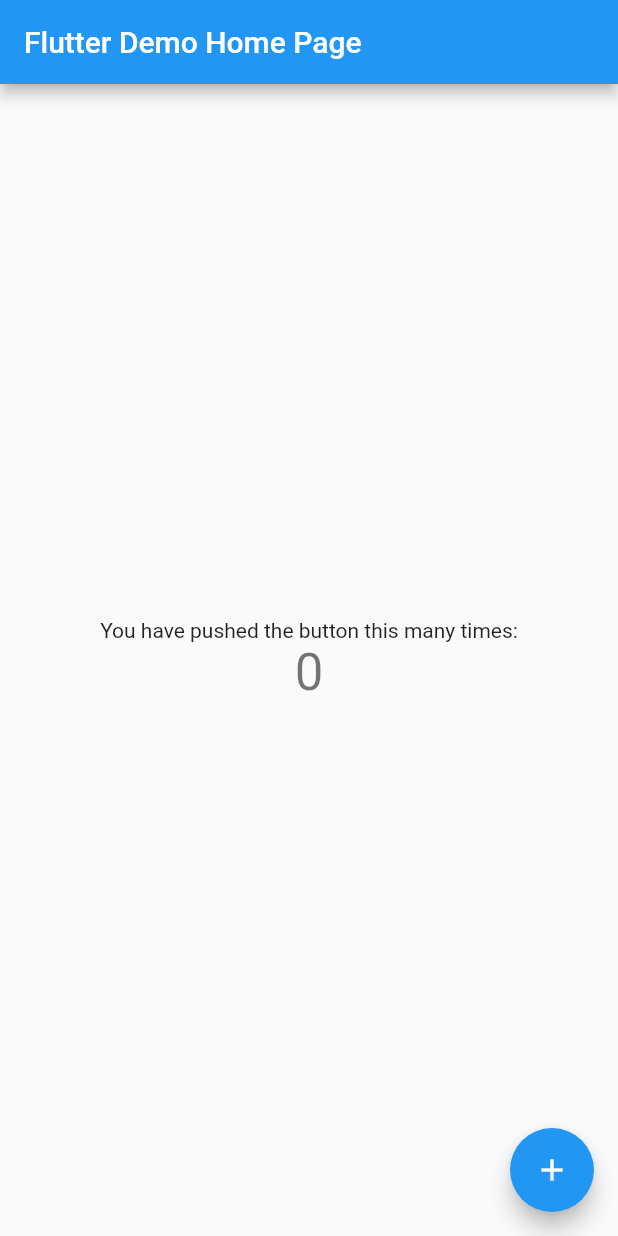
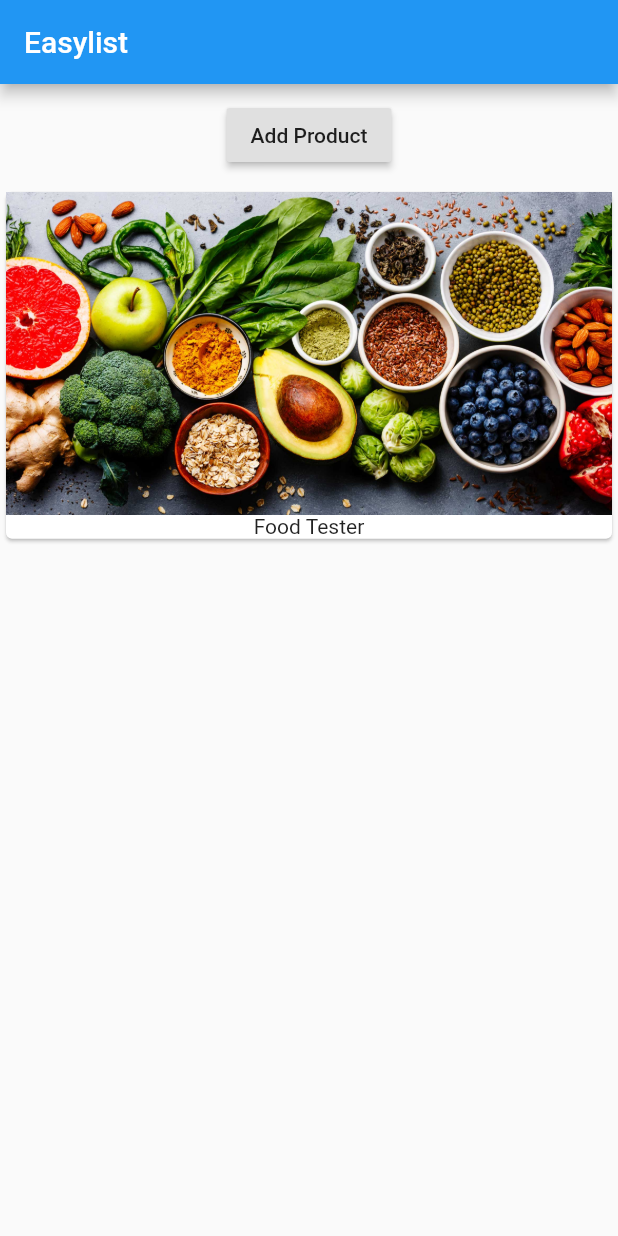
Before and after one commit to SoksanSerey/first_app_flutter, a Flutter app: the screen it shows after launch, on a phone screen of 412 x 824 dp. Run offline on Flutter 3.47's test engine with Material 2 defaults, Android fonts, the phone set to English and light mode, and no system bars.

Commit message:
split the code into multiple file base on its function

```diff
--- a/lib/main.dart
+++ b/lib/main.dart
@@ -1,111 +1,20 @@
 import 'package:flutter/material.dart';
 
-void main() => runApp(MyApp());
+import './product_manager.dart';
+
+void main(List<String> args) {
+  runApp(MyApp());
+}
 
 class MyApp extends StatelessWidget {
-  // This widget is the root of your application.
   @override
   Widget build(BuildContext context) {
     return MaterialApp(
-      title: 'Flutter Demo',
-      theme: ThemeData(
-        // This is the theme of your application.
-        //
-        // Try running your application with "flutter run". You'll see the
-        // application has a blue toolbar. Then, without quitting the app, try
-        // changing the primarySwatch below to Colors.green and then invoke
-        // "hot reload" (press "r" in the console where you ran "flutter run",
-        // or simply save your changes to "hot reload" in a Flutter IDE).
-        // Notice that the counter didn't reset back to zero; the application
-        // is not restarted.
-        primarySwatch: Colors.blue,
-      ),
-      home: MyHomePage(title: 'Flutter Demo Home Page'),
+      home: Scaffold(
+          appBar: AppBar(
+            title: Text('Easylist'),
+          ),
+          body: ProductManager()),
     );
   }
 }
-
-class MyHomePage extends StatefulWidget {
-  MyHomePage({Key key, this.title}) : super(key: key);
-
-  // This widget is the home page of your application. It is stateful, meaning
-  // that it has a State object (defined below) that contains fields that affect
-  // how it looks.
-
-  // This class is the configuration for the state. It holds the values (in this
-  // case the title) provided by the parent (in this case the App widget) and
-  // used by the build method of the State. Fields in a Widget subclass are
-  // always marked "final".
-
-  final String title;
-
-  @override
-  _MyHomePageState createState() => _MyHomePageState();
-}
-
-class _MyHomePageState extends State<MyHomePage> {
-  int _counter = 0;
-
-  void _incrementCounter() {
-    setState(() {
-      // This call to setState tells the Flutter framework that something has
-      // changed in this State, which causes it to rerun the build method below
-      // so that the display can reflect the updated values. If we changed
-      // _counter without calling setState(), then the build method would not be
-      // called again, and so nothing would appear to happen.
-      _counter = _counter + 2;
-    });
-  }
-
-  @override
-  Widget build(BuildContext context) {
-    // This method is rerun every time setState is called, for instance as done
-    // by the _incrementCounter method above.
-    //
-    // The Flutter framework has been optimized to make rerunning build methods
-    // fast, so that you can just rebuild anything that needs updating rather
-    // than having to individually change instances of widgets.
-    return Scaffold(
-      appBar: AppBar(
-        // Here we take the value from the MyHomePage object that was created by
-        // the App.build method, and use it to set our appbar title.
-        title: Text(widget.title),
-      ),
-      body: Center(
-        // Center is a layout widget. It takes a single child and positions it
-        // in the middle of the parent.
-        child: Column(
-          // Column is also layout widget. It takes a list of children and
-          // arranges them vertically. By default, it sizes itself to fit its
-          // children horizontally, and tries to be as tall as its parent.
-          //
-          // Invoke "debug painting" (press "p" in the console, choose the
-          // "Toggle Debug Paint" action from the Flutter Inspector in Android
-          // Studio, or the "Toggle Debug Paint" command in Visual Studio Code)
-          // to see the wireframe for each widget.
-          //
-          // Column has various properties to control how it sizes itself and
-          // how it positions its children. Here we use mainAxisAlignment to
-          // center the children vertically; the main axis here is the vertical
-          // axis because Columns are vertical (the cross axis would be
-          // horizontal).
-          mainAxisAlignment: MainAxisAlignment.center,
-          children: <Widget>[
-            Text(
-              'You have pushed the button this many times:',
-            ),
-            Text(
-              '$_counter',
-              style: Theme.of(context).textTheme.display1,
-            ),
-          ],
-        ),
-      ),
-      floatingActionButton: FloatingActionButton(
-        onPressed: _incrementCounter,
-        tooltip: 'Increment',
-        child: Icon(Icons.add),
-      ), // This trailing comma makes auto-formatting nicer for build methods.
-    );
-  }
-}
--- /dev/null
+++ b/lib/product_manager.dart
@@ -0,0 +1,32 @@
+import 'package:flutter/material.dart';
+
+import './products.dart';
+
+class ProductManager extends StatefulWidget {
+  @override
+  State<StatefulWidget> createState() {
+    // TODO: implement createState
+    return _ProductManagerState();
+  }
+}
+
+class _ProductManagerState extends State<ProductManager> {
+  List<String> _products = ['Food Tester'];
+  @override
+  Widget build(BuildContext context) {
+    return Column(children: [Container(
+      margin: EdgeInsets.all(10.0),
+      child: RaisedButton(
+        onPressed: () {
+          setState(() {
+            _products.add('new food');
+          });
+        },
+        child: Text('Add Product'),
+      ),
+    ),
+    Products(_products)
+    ],
+    );
+  }
+}
--- /dev/null
+++ b/lib/products.dart
@@ -0,0 +1,25 @@
+import 'package:flutter/material.dart';
+
+class Products extends StatelessWidget {
+  final List<String> products;
+
+  Products(this.products);
+
+  @override
+  Widget build(BuildContext context) {
+    return Column(
+      children: products
+          .map(
+            (element) => Card(
+                  child: Column(
+                    children: <Widget>[
+                      Image.asset('assets/food-post.jpg'),
+                      Text(element)
+                    ],
+                  ),
+                ),
+          )
+          .toList(),
+    );
+  }
+}
--- a/pubspec.yaml
+++ b/pubspec.yaml
@@ -41,7 +41,8 @@ flutter:
   uses-material-design: true
 
   # To add assets to your application, add an assets section, like this:
-  # assets:
+  assets:
+    - assets/food-post.jpg
   #  - images/a_dot_burr.jpeg
   #  - images/a_dot_ham.jpeg
 
```
Also changed, not shown: assets/food-post.jpg (added).
